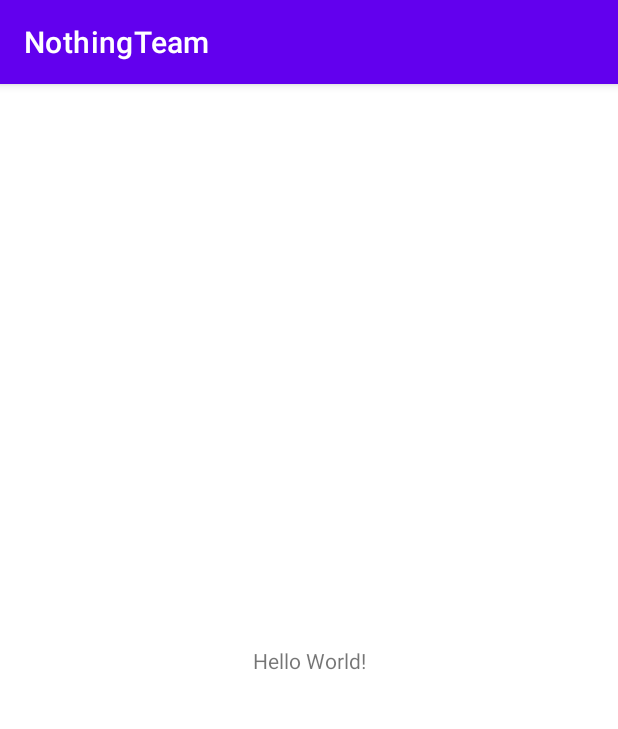
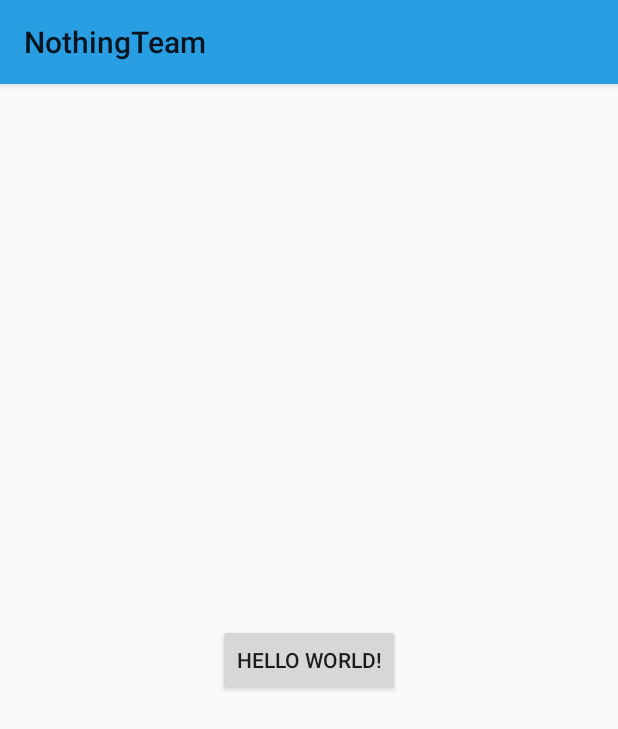
Before and after one commit to Nothing-lin/NothingTeam, an Android app: the screen it shows after launch (MainActivity), on a phone screen of 412 x 824 dp. Shown: the top 729 px of the screen. Run offline under Robolectric (Android 15) with nearby library versions, the phone set to English and light mode, and no system bars; libraries missing offline, so code that uses them is left out: com.xuexiang.xui; 1 statement that could not run was skipped.

Commit message:
引入XUI界面框架，实现简单的对话框简易样式

```diff
--- a/app/build.gradle
+++ b/app/build.gradle
@@ -35,4 +35,10 @@ dependencies {
     testImplementation 'junit:junit:4.13.2'
     androidTestImplementation 'androidx.test.ext:junit:1.1.3'
     androidTestImplementation 'androidx.test.espresso:espresso-core:3.4.0'
+
+    //androidx项目--XUI相关依赖
+    implementation 'com.github.xuexiangjys:XUI:1.1.9'
+    implementation 'androidx.recyclerview:recyclerview:1.2.1'
+    implementation 'com.google.android.material:material:1.4.0'
+    implementation 'com.github.bumptech.glide:glide:4.12.0'
 }
--- a/app/src/main/java/com/nothinglin/nothingteam/MainActivity.java
+++ b/app/src/main/java/com/nothinglin/nothingteam/MainActivity.java
@@ -3,12 +3,31 @@ package com.nothinglin.nothingteam;
 import androidx.appcompat.app.AppCompatActivity;
 
 import android.os.Bundle;
+import android.view.View;
 
-public class MainActivity extends AppCompatActivity {
+import com.xuexiang.xui.XUI;
+import com.xuexiang.xui.widget.dialog.materialdialog.MaterialDialog;
+
+public class MainActivity extends AppCompatActivity implements View.OnClickListener {
 
     @Override
     protected void onCreate(Bundle savedInstanceState) {
+        //注册XUI主题
+        XUI.initTheme(this);
         super.onCreate(savedInstanceState);
         setContentView(R.layout.activity_main);
+
+        //测试简单的对话框
+        findViewById(R.id.btn_test).setOnClickListener(this);
+    }
+
+    @Override
+    public void onClick(View v) {
+        new MaterialDialog.Builder(this)//getContext()==this
+                .iconRes(R.drawable.icon_tip)
+                .title(R.string.tip_infos)
+                .content(R.string.content_simple_confirm_dialog)
+                .positiveText(R.string.lab_submit)
+                .show();
     }
 }
--- a/app/src/main/res/layout/activity_main.xml
+++ b/app/src/main/res/layout/activity_main.xml
@@ -6,10 +6,12 @@
     android:layout_height="match_parent"
     tools:context=".MainActivity">
 
-    <TextView
+    <Button
+        android:id="@+id/btn_test"
         android:layout_width="wrap_content"
         android:layout_height="wrap_content"
         android:text="Hello World!"
+        style="@style/Button.Blue"
         app:layout_constraintBottom_toBottomOf="parent"
         app:layout_constraintEnd_toEndOf="parent"
         app:layout_constraintStart_toStartOf="parent"
--- a/app/src/main/res/values/colors.xml
+++ b/app/src/main/res/values/colors.xml
@@ -1,5 +1,6 @@
 <?xml version="1.0" encoding="utf-8"?>
 <resources>
+    //系统的基本配色
     <color name="purple_200">#FFBB86FC</color>
     <color name="purple_500">#FF6200EE</color>
     <color name="purple_700">#FF3700B3</color>
@@ -7,4 +8,9 @@
     <color name="teal_700">#FF018786</color>
     <color name="black">#FF000000</color>
     <color name="white">#FFFFFFFF</color>
+
+    //XUI的基本配色
+    <color name="colorPrimary">#299EE3</color>
+    <color name="colorPrimaryDark">#299EE3</color>
+    <color name="colorAccent">#299EE3</color>
 </resources>
--- a/app/src/main/res/values/themes.xml
+++ b/app/src/main/res/values/themes.xml
@@ -1,16 +1,12 @@
 <resources xmlns:tools="http://schemas.android.com/tools">
     <!-- Base application theme. -->
-    <style name="Theme.NothingTeam" parent="Theme.MaterialComponents.DayNight.DarkActionBar">
-        <!-- Primary brand color. -->
-        <item name="colorPrimary">@color/purple_500</item>
-        <item name="colorPrimaryVariant">@color/purple_700</item>
-        <item name="colorOnPrimary">@color/white</item>
-        <!-- Secondary brand color. -->
-        <item name="colorSecondary">@color/teal_200</item>
-        <item name="colorSecondaryVariant">@color/teal_700</item>
-        <item name="colorOnSecondary">@color/black</item>
-        <!-- Status bar color. -->
-        <item name="android:statusBarColor" tools:targetApi="l">?attr/colorPrimaryVariant</item>
-        <!-- Customize your theme here. -->
+    <style name="Theme.NothingTeam" parent="XUITheme.Phone">
+        <!-- 自定义自己的主题样式 -->
+        <!--标题栏的配色-->
+        <item name="colorPrimary">@color/colorPrimary</item>
+        <!--顶部状态栏配色-->
+        <item name="colorPrimaryDark">@color/colorPrimaryDark</item>
+        <!--光标、按钮等配色-->
+        <item name="colorAccent">@color/colorAccent</item>
     </style>
 </resources>
--- a/settings.gradle
+++ b/settings.gradle
@@ -3,6 +3,7 @@ pluginManagement {
         gradlePluginPortal()
         google()
         mavenCentral()
+        maven { url "https://jitpack.io" }
     }
 }
 dependencyResolutionManagement {
@@ -10,6 +11,7 @@ dependencyResolutionManagement {
     repositories {
         google()
         mavenCentral()
+        maven { url "https://jitpack.io" }
     }
 }
 rootProject.name = "NothingTeam"
```
Also changed, not shown: app/src/main/res/values/strings.xml (+32 -0 lines), app/src/main/res/drawable-xhdpi/icon_tip.png (added).
